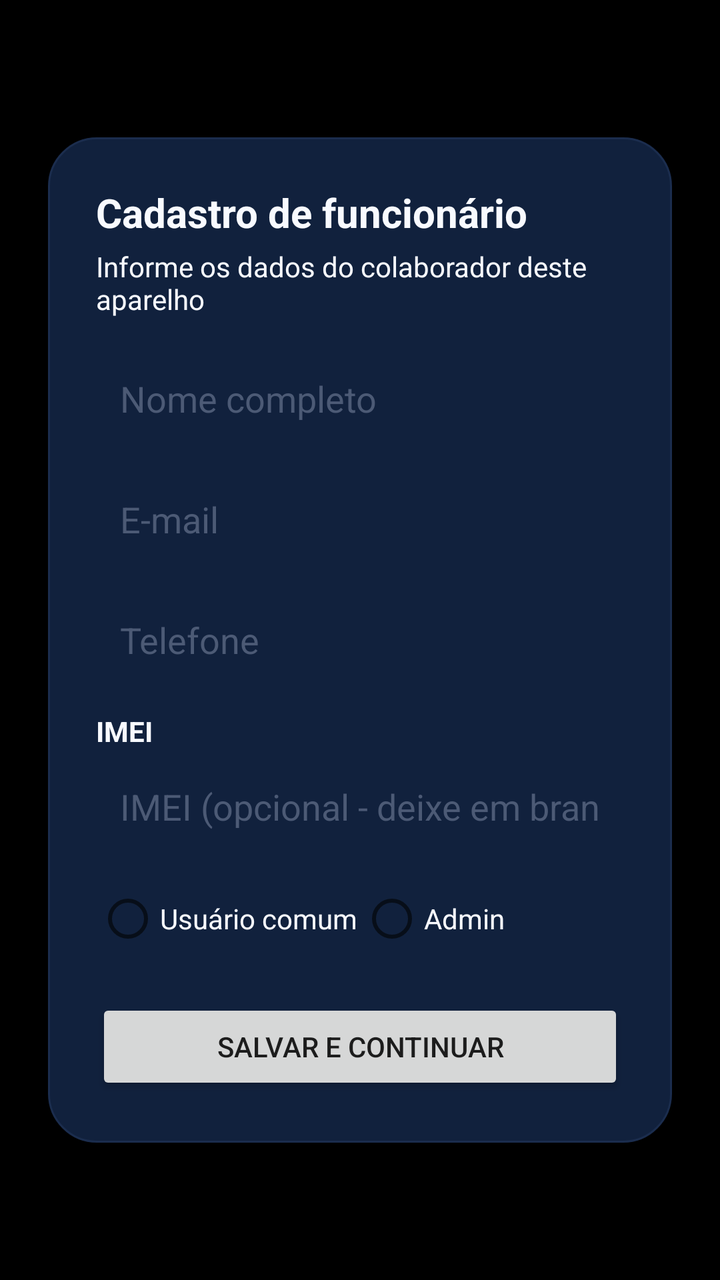
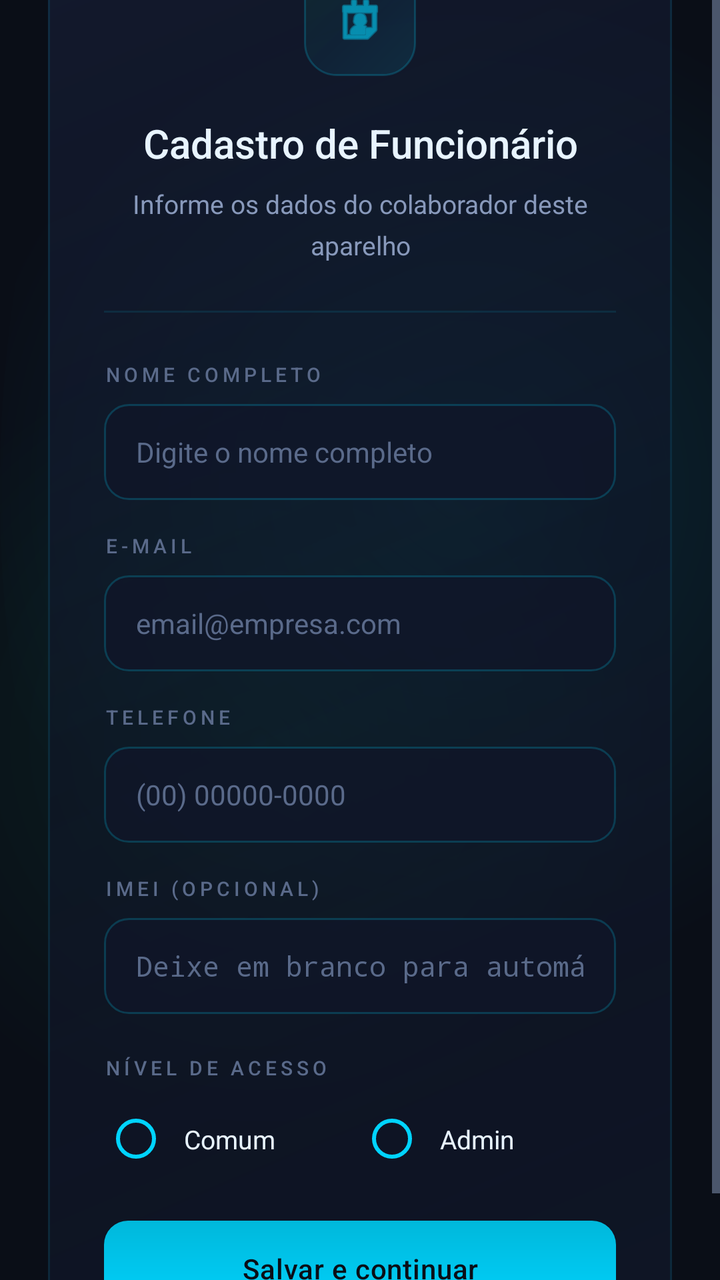

Screens rendered from an Android XML layout before and after an edit, with the pre-edit source and the edit as a unified diff.
<!-- AndroidManifest.xml: activity theme Theme.MobileDataMonitor -->
<!-- res/layout/activity_employee_setup.xml -->
<?xml version="1.0" encoding="utf-8"?>
<FrameLayout xmlns:android="http://schemas.android.com/apk/res/android"
    android:layout_width="match_parent"
    android:layout_height="match_parent"
    android:background="@drawable/bg_app_gradient">

    <LinearLayout
        android:layout_width="match_parent"
        android:layout_height="wrap_content"
        android:layout_gravity="center"
        android:layout_margin="24dp"
        android:orientation="vertical"
        android:padding="24dp"
        android:background="@drawable/bg_surface_card">

        <TextView
            android:layout_width="match_parent"
            android:layout_height="wrap_content"
            android:text="Cadastro de funcionário"
            android:textColor="@color/md_theme_onSurface"
            android:textSize="20sp"
            android:textStyle="bold" />

        <TextView
            android:layout_width="match_parent"
            android:layout_height="wrap_content"
            android:layout_marginTop="4dp"
            android:text="Informe os dados do colaborador deste aparelho"
            android:textColor="@color/md_theme_onSurface"
            android:textSize="14sp" />

        <EditText
            android:id="@+id/employee_name_input"
            android:layout_width="match_parent"
            android:layout_height="wrap_content"
            android:layout_marginTop="16dp"
            android:hint="Nome completo"
            android:inputType="textPersonName"
            android:background="@android:color/transparent"
            android:textColor="@color/md_theme_onSurface"
            android:textColorHint="@color/md_theme_outline"
            android:padding="12dp" />

        <EditText
            android:id="@+id/employee_email_input"
            android:layout_width="match_parent"
            android:layout_height="wrap_content"
            android:layout_marginTop="12dp"
            android:hint="E-mail"
            android:inputType="textEmailAddress"
            android:background="@android:color/transparent"
            android:textColor="@color/md_theme_onSurface"
            android:textColorHint="@color/md_theme_outline"
            android:padding="12dp" />

        <EditText
            android:id="@+id/employee_phone_input"
            android:layout_width="match_parent"
            android:layout_height="wrap_content"
            android:layout_marginTop="12dp"
            android:hint="Telefone"
            android:inputType="phone"
            android:background="@android:color/transparent"
            android:textColor="@color/md_theme_onSurface"
            android:textColorHint="@color/md_theme_outline"
            android:padding="12dp" />

        <TextView
            android:id="@+id/employee_imei_label"
            android:layout_width="match_parent"
            android:layout_height="wrap_content"
            android:layout_marginTop="12dp"
            android:text="IMEI"
            android:textColor="@color/md_theme_onSurface"
            android:textSize="14sp"
            android:textStyle="bold" />

        <EditText
            android:id="@+id/employee_imei_input"
            android:layout_width="match_parent"
            android:layout_height="wrap_content"
            android:layout_marginTop="4dp"
            android:hint="IMEI (opcional - deixe em branco para usar automático)"
            android:inputType="text"
            android:background="@android:color/transparent"
            android:textColor="@color/md_theme_onSurface"
            android:textColorHint="@color/md_theme_outline"
            android:padding="12dp" />

        <RadioGroup
            android:id="@+id/employee_role_group"
            android:layout_width="match_parent"
            android:layout_height="wrap_content"
            android:orientation="horizontal"
            android:layout_marginTop="16dp">

            <RadioButton
                android:id="@+id/role_common"
                android:layout_width="0dp"
                android:layout_height="wrap_content"
                android:layout_weight="1"
                android:text="Usuário comum"
                android:textColor="@color/md_theme_onSurface" />

            <RadioButton
                android:id="@+id/role_admin"
                android:layout_width="0dp"
                android:layout_height="wrap_content"
                android:layout_weight="1"
                android:text="Admin"
                android:textColor="@color/md_theme_onSurface" />
        </RadioGroup>

        <Button
            android:id="@+id/save_employee_button"
            android:layout_width="match_parent"
            android:layout_height="wrap_content"
            android:layout_marginTop="24dp"
            android:text="Salvar e continuar" />

    </LinearLayout>

</FrameLayout>
<!-- resources referenced by this layout -->
<resources>
  <color name="md_theme_onSurface">#F8FAFF</color>
  <color name="md_theme_outline">#4C5A75</color>
  <!-- drawable bg_app_gradient (drawable) -->
  <?xml version="1.0" encoding="utf-8"?>
  <shape xmlns:android="http://schemas.android.com/apk/res/android">
      <solid android:color="@android:color/black" />
  </shape>
  <!-- drawable bg_surface_card (drawable) -->
  <?xml version="1.0" encoding="utf-8"?>
  <shape xmlns:android="http://schemas.android.com/apk/res/android">
      <solid android:color="@color/md_theme_surface" />
      <corners android:radius="24dp" />
      <stroke
          android:width="1dp"
          android:color="@color/md_theme_surfaceVariant" />
      <padding
          android:left="4dp"
          android:top="4dp"
          android:right="4dp"
          android:bottom="4dp" />
  </shape>
  <style name="Theme.MobileDataMonitor" parent="Theme.AppCompat.DayNight.NoActionBar">
          <item name="android:statusBarColor">@android:color/black</item>
          <item name="android:navigationBarColor">@android:color/black</item>
          <item name="android:windowBackground">@android:color/black</item>
      </style>
  <color name="md_theme_surface">#11213D</color>
  <color name="md_theme_surfaceVariant">#1B2D4E</color>
</resources>

<!-- the commit's change to res/layout/activity_employee_setup.xml (unified diff, before → after) -->
@@ -4,120 +4,219 @@
     android:layout_height="match_parent"
     android:background="@drawable/bg_app_gradient">
 
-    <LinearLayout
+    <ScrollView
         android:layout_width="match_parent"
-        android:layout_height="wrap_content"
-        android:layout_gravity="center"
-        android:layout_margin="24dp"
-        android:orientation="vertical"
-        android:padding="24dp"
-        android:background="@drawable/bg_surface_card">
-
-        <TextView
+        android:layout_height="match_parent"
+        android:fillViewport="true">
+
+        <LinearLayout
             android:layout_width="match_parent"
             android:layout_height="wrap_content"
-            android:text="Cadastro de funcionário"
-            android:textColor="@color/md_theme_onSurface"
-            android:textSize="20sp"
-            android:textStyle="bold" />
-
-        <TextView
-            android:layout_width="match_parent"
-            android:layout_height="wrap_content"
-            android:layout_marginTop="4dp"
-            android:text="Informe os dados do colaborador deste aparelho"
-            android:textColor="@color/md_theme_onSurface"
-            android:textSize="14sp" />
-
-        <EditText
-            android:id="@+id/employee_name_input"
-            android:layout_width="match_parent"
-            android:layout_height="wrap_content"
-            android:layout_marginTop="16dp"
-            android:hint="Nome completo"
-            android:inputType="textPersonName"
-            android:background="@android:color/transparent"
-            android:textColor="@color/md_theme_onSurface"
-            android:textColorHint="@color/md_theme_outline"
-            android:padding="12dp" />
-
-        <EditText
-            android:id="@+id/employee_email_input"
-            android:layout_width="match_parent"
-            android:layout_height="wrap_content"
-            android:layout_marginTop="12dp"
-            android:hint="E-mail"
-            android:inputType="textEmailAddress"
-            android:background="@android:color/transparent"
-            android:textColor="@color/md_theme_onSurface"
-            android:textColorHint="@color/md_theme_outline"
-            android:padding="12dp" />
-
-        <EditText
-            android:id="@+id/employee_phone_input"
-            android:layout_width="match_parent"
-            android:layout_height="wrap_content"
-            android:layout_marginTop="12dp"
-            android:hint="Telefone"
-            android:inputType="phone"
-            android:background="@android:color/transparent"
-            android:textColor="@color/md_theme_onSurface"
-            android:textColorHint="@color/md_theme_outline"
-            android:padding="12dp" />
-
-        <TextView
-            android:id="@+id/employee_imei_label"
-            android:layout_width="match_parent"
-            android:layout_height="wrap_content"
-            android:layout_marginTop="12dp"
-            android:text="IMEI"
-            android:textColor="@color/md_theme_onSurface"
-            android:textSize="14sp"
-            android:textStyle="bold" />
-
-        <EditText
-            android:id="@+id/employee_imei_input"
-            android:layout_width="match_parent"
-            android:layout_height="wrap_content"
-            android:layout_marginTop="4dp"
-            android:hint="IMEI (opcional - deixe em branco para usar automático)"
-            android:inputType="text"
-            android:background="@android:color/transparent"
-            android:textColor="@color/md_theme_onSurface"
-            android:textColorHint="@color/md_theme_outline"
-            android:padding="12dp" />
-
-        <RadioGroup
-            android:id="@+id/employee_role_group"
-            android:layout_width="match_parent"
-            android:layout_height="wrap_content"
-            android:orientation="horizontal"
-            android:layout_marginTop="16dp">
-
-            <RadioButton
-                android:id="@+id/role_common"
-                android:layout_width="0dp"
-                android:layout_height="wrap_content"
-                android:layout_weight="1"
-                android:text="Usuário comum"
-                android:textColor="@color/md_theme_onSurface" />
-
-            <RadioButton
-                android:id="@+id/role_admin"
-                android:layout_width="0dp"
-                android:layout_height="wrap_content"
-                android:layout_weight="1"
-                android:text="Admin"
-                android:textColor="@color/md_theme_onSurface" />
-        </RadioGroup>
-
-        <Button
-            android:id="@+id/save_employee_button"
-            android:layout_width="match_parent"
-            android:layout_height="wrap_content"
-            android:layout_marginTop="24dp"
-            android:text="Salvar e continuar" />
-
-    </LinearLayout>
+            android:layout_gravity="center"
+            android:layout_margin="24dp"
+            android:orientation="vertical"
+            android:padding="28dp"
+            android:background="@drawable/bg_surface_card"
+            android:elevation="4dp">
+
+            
+            <FrameLayout
+                android:layout_width="56dp"
+                android:layout_height="56dp"
+                android:layout_gravity="center_horizontal"
+                android:layout_marginBottom="20dp"
+                android:background="@drawable/bg_icon_container">
+
+                <ImageView
+                    android:layout_width="28dp"
+                    android:layout_height="28dp"
+                    android:layout_gravity="center"
+                    android:src="@android:drawable/ic_menu_my_calendar"
+                    android:tint="@color/cyber_400" />
+            </FrameLayout>
+
+            
+            <TextView
+                android:layout_width="match_parent"
+                android:layout_height="wrap_content"
+                android:text="Cadastro de Funcionário"
+                android:textColor="@color/ghost_white"
+                android:textSize="20sp"
+                android:fontFamily="sans-serif-medium"
+                android:gravity="center" />
+
+            
+            <TextView
+                android:layout_width="match_parent"
+                android:layout_height="wrap_content"
+                android:layout_marginTop="8dp"
+                android:text="Informe os dados do colaborador deste aparelho"
+                android:textColor="@color/mist_gray"
+                android:textSize="13sp"
+                android:gravity="center"
+                android:lineSpacingMultiplier="1.3" />
+
+            
+            <View
+                android:layout_width="match_parent"
+                android:layout_height="1dp"
+                android:layout_marginTop="24dp"
+                android:layout_marginBottom="24dp"
+                android:background="@color/cyber_400_10" />
+
+            
+            <TextView
+                android:layout_width="match_parent"
+                android:layout_height="wrap_content"
+                android:text="NOME COMPLETO"
+                android:textColor="@color/steel_gray"
+                android:textSize="10sp"
+                android:textAllCaps="true"
+                android:letterSpacing="0.2"
+                android:fontFamily="sans-serif-medium"
+                android:layout_marginBottom="8dp" />
+
+            <EditText
+                android:id="@+id/employee_name_input"
+                android:layout_width="match_parent"
+                android:layout_height="48dp"
+                android:hint="Digite o nome completo"
+                android:inputType="textPersonName"
+                android:background="@drawable/bg_input_field"
+                android:textColor="@color/ghost_white"
+                android:textColorHint="@color/steel_gray"
+                android:textSize="14sp" />
+
+            
+            <TextView
+                android:layout_width="match_parent"
+                android:layout_height="wrap_content"
+                android:layout_marginTop="16dp"
+                android:text="E-MAIL"
+                android:textColor="@color/steel_gray"
+                android:textSize="10sp"
+                android:textAllCaps="true"
+                android:letterSpacing="0.2"
+                android:fontFamily="sans-serif-medium"
+                android:layout_marginBottom="8dp" />
+
+            <EditText
+                android:id="@+id/employee_email_input"
+                android:layout_width="match_parent"
+                android:layout_height="48dp"
+                android:hint="email@empresa.com"
+                android:inputType="textEmailAddress"
+                android:background="@drawable/bg_input_field"
+                android:textColor="@color/ghost_white"
+                android:textColorHint="@color/steel_gray"
+                android:textSize="14sp" />
+
+            
+            <TextView
+                android:layout_width="match_parent"
+                android:layout_height="wrap_content"
+                android:layout_marginTop="16dp"
+                android:text="TELEFONE"
+                android:textColor="@color/steel_gray"
+                android:textSize="10sp"
+                android:textAllCaps="true"
+                android:letterSpacing="0.2"
+                android:fontFamily="sans-serif-medium"
+                android:layout_marginBottom="8dp" />
+
+            <EditText
+                android:id="@+id/employee_phone_input"
+                android:layout_width="match_parent"
+                android:layout_height="48dp"
+                android:hint="(00) 00000-0000"
+                android:inputType="phone"
+                android:background="@drawable/bg_input_field"
+                android:textColor="@color/ghost_white"
+                android:textColorHint="@color/steel_gray"
+                android:textSize="14sp" />
+
+            
+            <TextView
+                android:id="@+id/employee_imei_label"
+                android:layout_width="match_parent"
+                android:layout_height="wrap_content"
+                android:layout_marginTop="16dp"
+                android:text="IMEI (OPCIONAL)"
+                android:textColor="@color/steel_gray"
+                android:textSize="10sp"
+                android:textAllCaps="true"
+                android:letterSpacing="0.2"
+                android:fontFamily="sans-serif-medium"
+                android:layout_marginBottom="8dp" />
+
+            <EditText
+                android:id="@+id/employee_imei_input"
+                android:layout_width="match_parent"
+                android:layout_height="48dp"
+                android:hint="Deixe em branco para automático"
+                android:inputType="text"
+                android:background="@drawable/bg_input_field"
+                android:textColor="@color/ghost_white"
+                android:textColorHint="@color/steel_gray"
+                android:textSize="14sp"
+                android:fontFamily="monospace" />
+
+            
+            <TextView
+                android:layout_width="match_parent"
+                android:layout_height="wrap_content"
+                android:layout_marginTop="20dp"
+                android:text="NÍVEL DE ACESSO"
+                android:textColor="@color/steel_gray"
+                android:textSize="10sp"
+                android:textAllCaps="true"
+                android:letterSpacing="0.2"
+                android:fontFamily="sans-serif-medium"
+                android:layout_marginBottom="12dp" />
+
+            <RadioGroup
+                android:id="@+id/employee_role_group"
+                android:layout_width="match_parent"
+                android:layout_height="wrap_content"
+                android:orientation="horizontal">
+
+                <RadioButton
+                    android:id="@+id/role_common"
+                    android:layout_width="0dp"
+                    android:layout_height="wrap_content"
+                    android:layout_weight="1"
+                    android:text="Comum"
+                    android:textColor="@color/ghost_white"
+                    android:textSize="13sp"
+                    android:buttonTint="@color/cyber_400"
+                    android:padding="8dp" />
+
+                <RadioButton
+                    android:id="@+id/role_admin"
+                    android:layout_width="0dp"
+                    android:layout_height="wrap_content"
+                    android:layout_weight="1"
+                    android:text="Admin"
+                    android:textColor="@color/ghost_white"
+                    android:textSize="13sp"
+                    android:buttonTint="@color/cyber_400"
+                    android:padding="8dp" />
+            </RadioGroup>
+
+            
+            <Button
+                android:id="@+id/save_employee_button"
+                android:layout_width="match_parent"
+                android:layout_height="48dp"
+                android:layout_marginTop="24dp"
+                android:text="Salvar e continuar"
+                android:textAllCaps="false"
+                android:textColor="@color/void_black"
+                android:textSize="14sp"
+                android:fontFamily="sans-serif-medium"
+                android:background="@drawable/bg_button_primary" />
+
+        </LinearLayout>
+    </ScrollView>
 
 </FrameLayout>
<!-- resource entries referenced after the edit -->
@@ -1,32 +1,210 @@
 <!-- resources referenced by this layout -->
 <resources>
-  <color name="md_theme_onSurface">#F8FAFF</color>
-  <color name="md_theme_outline">#4C5A75</color>
+  <color name="cyber_400">#00D4FF</color>
+  <color name="cyber_400_10">#1A00D4FF</color>
+  <color name="ghost_white">#E8F4FF</color>
+  <color name="mist_gray">#8899BB</color>
+  <color name="steel_gray">#5A6A8A</color>
+  <color name="void_black">#0A0E17</color>
   <!-- drawable bg_app_gradient (drawable) -->
   <?xml version="1.0" encoding="utf-8"?>
-  <shape xmlns:android="http://schemas.android.com/apk/res/android">
-      <solid android:color="@android:color/black" />
-  </shape>
-  <!-- drawable bg_surface_card (drawable) -->
-  <?xml version="1.0" encoding="utf-8"?>
-  <shape xmlns:android="http://schemas.android.com/apk/res/android">
-      <solid android:color="@color/md_theme_surface" />
-      <corners android:radius="24dp" />
+  <layer-list xmlns:android="http://schemas.android.com/apk/res/android">
+      
+      
+      <item>
+          <shape android:shape="rectangle">
+              <solid android:color="#0A0E17" />
+          </shape>
+      </item>
+      
+      
+      <item
+          android:top="-150dp"
+          android:right="-100dp">
+          <shape android:shape="oval">
+              <gradient
+                  android:startColor="#1E00D4FF"
+                  android:endColor="#00000000"
+                  android:type="radial"
+                  android:gradientRadius="250dp" />
+              <size
+                  android:width="400dp"
+                  android:height="400dp" />
+          </shape>
+      </item>
+      
+      
+      <item
+          android:bottom="-100dp"
+          android:left="-100dp">
+          <shape android:shape="oval">
+              <gradient
+                  android:startColor="#1400FF88"
+                  android:endColor="#00000000"
+                  android:type="radial"
+                  android:gradientRadius="200dp" />
+              <size
+                  android:width="300dp"
+                  android:height="300dp" />
+          </shape>
+      </item>
+      
+  </layer-list>
+  <!-- drawable bg_button_primary (drawable) -->
+  <?xml version="1.0" encoding="utf-8"?>
+  <ripple xmlns:android="http://schemas.android.com/apk/res/android"
+      android:color="#4000D4FF">
+      
+      <item android:id="@android:id/mask">
+          <shape android:shape="rectangle">
+              <solid android:color="@android:color/white" />
+              <corners android:radius="12dp" />
+          </shape>
+      </item>
+      
+      <item>
+          <shape android:shape="rectangle">
+              
+              <gradient
+                  android:startColor="#00D4FF"
+                  android:endColor="#00B8DB"
+                  android:angle="90"
+                  android:type="linear" />
+              <corners android:radius="12dp" />
+          </shape>
+      </item>
+  </ripple>
+  <!-- drawable bg_icon_container (drawable) -->
+  <?xml version="1.0" encoding="utf-8"?>
+  <shape xmlns:android="http://schemas.android.com/apk/res/android"
+      android:shape="rectangle">
+      
+      
+      <gradient
+          android:startColor="#1A00D4FF"
+          android:centerColor="#150094B8"
+          android:endColor="#1000FF88"
+          android:angle="135"
+          android:type="linear" />
+      
+      
       <stroke
           android:width="1dp"
-          android:color="@color/md_theme_surfaceVariant" />
-      <padding
-          android:left="4dp"
-          android:top="4dp"
-          android:right="4dp"
-          android:bottom="4dp" />
+          android:color="#3300D4FF" />
+      
+      <corners android:radius="16dp" />
   </shape>
+  <!-- drawable bg_input_field (drawable) -->
+  <?xml version="1.0" encoding="utf-8"?>
+  <selector xmlns:android="http://schemas.android.com/apk/res/android">
+      
+      
+      <item android:state_focused="true">
+          <shape android:shape="rectangle">
+              <solid android:color="#0F1628" />
+              <stroke
+                  android:width="1.5dp"
+                  android:color="#00D4FF" />
+              <corners android:radius="12dp" />
+              <padding
+                  android:left="16dp"
+                  android:top="14dp"
+                  android:right="16dp"
+                  android:bottom="14dp" />
+          </shape>
+      </item>
+      
+      
+      <item>
+          <shape android:shape="rectangle">
+              <solid android:color="#CC0F1628" />
+              <stroke
+                  android:width="1dp"
+                  android:color="#3300D4FF" />
+              <corners android:radius="12dp" />
+              <padding
+                  android:left="16dp"
+                  android:top="14dp"
+                  android:right="16dp"
+                  android:bottom="14dp" />
+          </shape>
+      </item>
+      
+  </selector>
+  <!-- drawable bg_surface_card (drawable) -->
+  <?xml version="1.0" encoding="utf-8"?>
+  <layer-list xmlns:android="http://schemas.android.com/apk/res/android">
+      
+      
+      <item>
+          <shape android:shape="rectangle">
+              <gradient
+                  android:startColor="#CC0F1628"
+                  android:centerColor="#990F1628"
+                  android:endColor="#B3151D35"
+                  android:angle="135"
+                  android:type="linear" />
+              <corners android:radius="16dp" />
+          </shape>
+      </item>
+      
+      
+      <item>
+          <shape android:shape="rectangle">
+              <stroke
+                  android:width="1dp"
+                  android:color="#1A00D4FF" />
+              <corners android:radius="16dp" />
+          </shape>
+      </item>
+      
+  </layer-list>
   <style name="Theme.MobileDataMonitor" parent="Theme.AppCompat.DayNight.NoActionBar">
-          <item name="android:statusBarColor">@android:color/black</item>
-          <item name="android:navigationBarColor">@android:color/black</item>
-          <item name="android:windowBackground">@android:color/black</item>
+          
+          <item name="android:statusBarColor">@color/void_black</item>
+          <item name="android:navigationBarColor">@color/void_black</item>
+          <item name="android:windowBackground">@color/void_black</item>
+          
+          
+          <item name="colorPrimary">@color/cyber_400</item>
+          <item name="colorPrimaryDark">@color/cyber_600</item>
+          <item name="colorAccent">@color/pulse_green</item>
+          
+          
+          <item name="android:textColor">@color/ghost_white</item>
+          <item name="android:textColorPrimary">@color/ghost_white</item>
+          <item name="android:textColorSecondary">@color/mist_gray</item>
+          <item name="android:textColorHint">@color/steel_gray</item>
+          
+          
+          <item name="android:buttonStyle">@style/Widget.MonitorDados.Button</item>
+          
+          
+          <item name="android:editTextStyle">@style/Widget.MonitorDados.EditText</item>
+          
+          
+          <item name="android:listDivider">@color/cyber_400_10</item>
       </style>
-  <color name="md_theme_surface">#11213D</color>
-  <color name="md_theme_surfaceVariant">#1B2D4E</color>
+  <color name="cyber_600">#0094B8</color>
+  <color name="pulse_green">#00FF88</color>
+  <style name="Widget.MonitorDados.Button" parent="Widget.AppCompat.Button">
+          <item name="android:background">@drawable/bg_button_primary</item>
+          <item name="android:textColor">@color/void_black</item>
+          <item name="android:textAllCaps">false</item>
+          <item name="android:paddingTop">14dp</item>
+          <item name="android:paddingBottom">14dp</item>
+          <item name="android:paddingStart">24dp</item>
+          <item name="android:paddingEnd">24dp</item>
+          <item name="android:textSize">14sp</item>
+          <item name="android:fontFamily">sans-serif-medium</item>
+          <item name="android:letterSpacing">0.02</item>
+      </style>
+  <style name="Widget.MonitorDados.EditText" parent="Widget.AppCompat.EditText">
+          <item name="android:background">@drawable/bg_input_field</item>
+          <item name="android:textColor">@color/ghost_white</item>
+          <item name="android:textColorHint">@color/steel_gray</item>
+          <item name="android:padding">16dp</item>
+          <item name="android:textSize">16sp</item>
+      </style>
 </resources>
 
